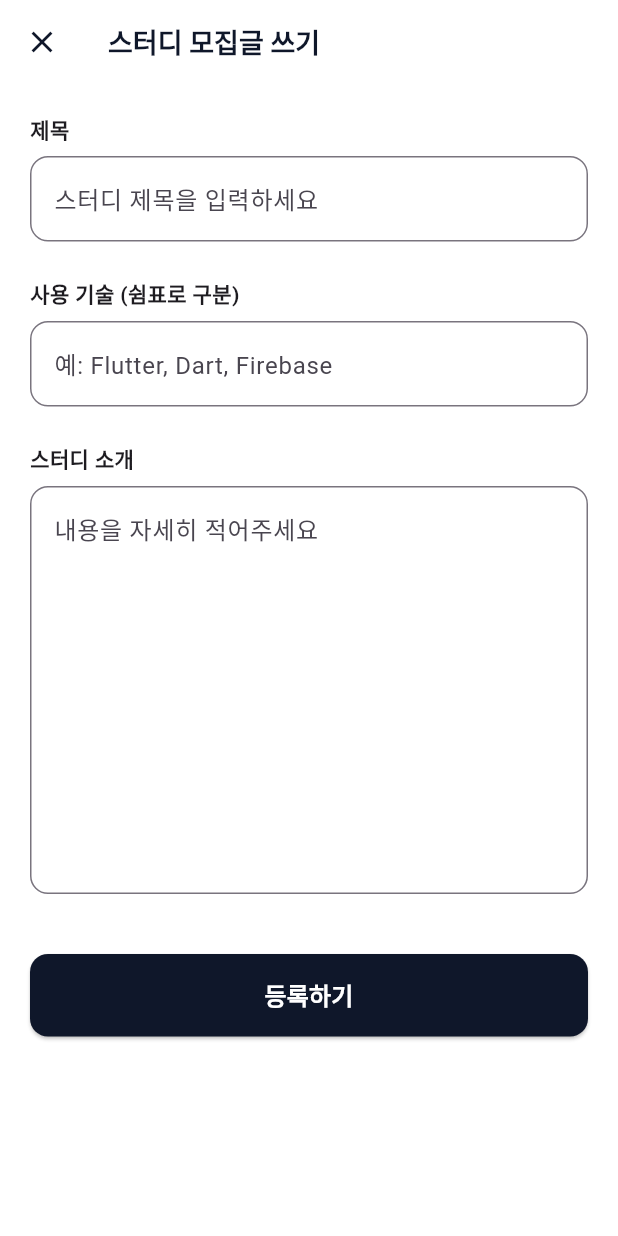
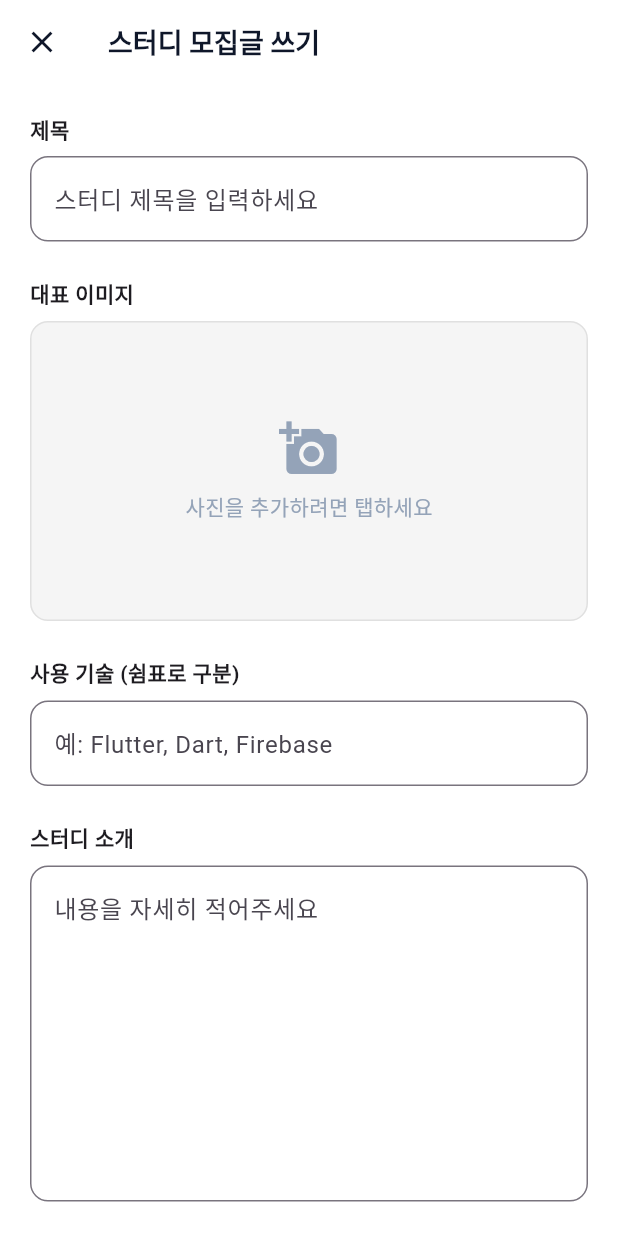
Before and after one commit to sagming40/dev_mate, a Flutter app: the StudyCreateScreen screen opened directly, on a phone screen of 412 x 824 dp. Run offline on Flutter 3.47's test engine with Material 3 defaults, Android fonts, the phone set to English and light mode, and no system bars; our stand-ins replace cloud_firestore, firebase_auth, firebase_core, firebase_storage, google_sign_in, image_picker; accounts and stored records are empty; Roboto replaces fonts that are missing (Pretendard).

Commit message:
feat: Step 4 완료 - Firebase Storage 이미지 연동 및 게시글 삭제 기능 구현
[Step 3.5 & 4 개발 완료 보고]

1. 게시글 관리 기능 고도화 (Step 3.5):
   - docId 파라미터 전달 로직 구현으로 상세 페이지 내 삭제 기능(Delete) 활성화
   - showDialog를 이용한 삭제 전 사용자 확인 프로세스 추가

2. 이미지 처리 인프라 구축 (Step 4):
   - Firebase Storage 설정 (asia-northeast3 리전) 및 보안 규칙 적용
   - image_picker 패키지를 활용한 로컬 이미지 선택 기능 구현

3. 클라우드 이미지 연동 로직:
   - 선택된 이미지를 Firebase Storage에 업로드 후 Download URL 추출
   - Firestore 데이터 구조에 'imageUrl' 필드 추가 및 연동 완료

4. UI/UX 개선:
   - ListView(StudyCard) 및 StudyDetailScreen에 Image.network 적용
   - 이미지 유무에 따른 동적 레이아웃 처리 (if-null check)

```diff
--- /dev/null
+++ b/REVIEW/README(Step 4).txt
@@ -0,0 +1,47 @@
+🚀 Step 3.5 & 4 통합 복기: "데이터의 완성"
+이번 단계는 단순히 기능을 넣는 걸 넘어,
+CRUD(생성, 조회, 수정, 삭제)의 완성도를 높이고
+멀티미디어(이미지)를 다루기 시작했다는 점에서 의미가 커.
+
+
+🛠️ 추가된 핵심 기능 및 로직 정리
+
+X) 기능
+> 핵심 도구 (Package)
++ 로직 요약
+
+1) 게시글 삭제
+> cloud_firestore
++ doc(docId).delete()를 호출해 서버에서 즉시 제거.
+  삭제 전 AlertDialog로 사용자 확인.
+
+2) 이미지 선택
+> image_picker
++ ImageSource.gallery를 통해 내 폰의 사진첩을 열고 파일(File)로 가져옴.
+
+3) 이미지 업로드
+> firebase_storage
++ 고른 파일을 putFile()로 서버 전송. 고유한 주소(DownloadURL)를 따옴.
+
+4) 이미지 연동
+> Firestore + Storage
++ 받아온 사진 주소(URL)를 Firestore 문서의 imageUrl 필드에 텍스트로 저장.
+
+5) 이미지 출력
+> Image.network()
++ 저장된 URL을 읽어와서 리스트와 상세 페이지에 실제 사진으로 렌더링.
+
+
+🧠 민규를 위한 기술 포인트 (복습!)
+
+1. 데이터 전달의 연쇄:
+> 리스트에서 글을 누를 때
+  내용(data)과 이름표(docId)를 함께 넘겨줘야 상세 페이지에서 '삭제'나 '수정'을 할 수 있다는 걸 배웠어.
+
+2. 비동기 처리(Async/Await)
+> 사진을 올리거나 글을 지우는 건 시간이 걸리는 '배달' 작업이야.
+  그래서 await를 써서 작업이 끝날 때까지 기다려주는 게 필수야.
+
+3. 조건부 렌더링 (Conditional Rendering)
+> if (data['imageUrl'] != null) 코드를 통해 사진이 있는 글은 예쁘게 사진을 보여주고,
+  없는 글은 텍스트만 보여주도록 예외 처리를 완벽하게 했어.
--- a/lib/features/study/study_create_screen.dart
+++ b/lib/features/study/study_create_screen.dart
@@ -1,9 +1,11 @@
+import 'dart:io'; // 파일 처리를 위해 필수
 import 'package:flutter/material.dart';
 import '../../shared/constants/app_colors.dart';
-import 'package:cloud_firestore/cloud_firestore.dart'; // 1. Firestore 임포트
-import 'package:firebase_auth/firebase_auth.dart'; // 2. Auth 임포트
+import 'package:cloud_firestore/cloud_firestore.dart';
+import 'package:firebase_auth/firebase_auth.dart';
+import 'package:image_picker/image_picker.dart'; // 이미지 선택 도구
+import 'package:firebase_storage/firebase_storage.dart'; // 이미지 저장 창고
 
-// 3. StatefulWidget으로 변경 (입력값 제어를 위해)
 class StudyCreateScreen extends StatefulWidget {
   const StudyCreateScreen({super.key});
 
@@ -12,21 +14,38 @@ class StudyCreateScreen extends StatefulWidget {
 }
 
 class _StudyCreateScreenState extends State<StudyCreateScreen> {
-  // 4. 입력창의 글자를 읽어오기 위한 컨트롤러들
+  // 1. 상태 관리 변수들
+  File? _pickedImage; // 폰에서 선택한 이미지 파일
+  final ImagePicker _picker = ImagePicker();
+
   final TextEditingController _titleController = TextEditingController();
   final TextEditingController _tagsController = TextEditingController();
   final TextEditingController _contentController = TextEditingController();
 
-  bool _isLoading = false; // 등록 중일 때 중복 클릭 방지용
+  bool _isLoading = false; // 저장 중 로딩 상태 표시
 
-  // 5. 데이터를 저장하는 핵심 함수
+  // 2. 갤러리에서 이미지 가져오는 함수
+  Future<void> _pickImage() async {
+    final XFile? image = await _picker.pickImage(
+      source: ImageSource.gallery,
+      imageQuality: 50, // 용량 최적화를 위해 화질 조정
+    );
+
+    if (image != null) {
+      setState(() {
+        _pickedImage = File(image.path);
+      });
+    }
+  }
+
+  // 3. 이미지 업로드 + 데이터 저장 함수
   Future<void> _saveStudy() async {
     final title = _titleController.text.trim();
     final tagsString = _tagsController.text.trim();
     final content = _contentController.text.trim();
     final user = FirebaseAuth.instance.currentUser;
 
-    // 간단한 유효성 검사
+    // 유효성 검사
     if (title.isEmpty || content.isEmpty) {
       ScaffoldMessenger.of(
         context,
@@ -34,27 +53,43 @@ class _StudyCreateScreenState extends State<StudyCreateScreen> {
       return;
     }
 
-    setState(() => _isLoading = true); // 로딩 시작
+    setState(() => _isLoading = true);
 
     try {
-      // 쉼표로 구분된 태그를 리스트로 만들기 (예: "Flutter, Dart" -> ["Flutter", "Dart"])
+      String? imageUrl;
+
+      // [이미지 업로드 로직] 선택된 이미지가 있다면 Storage에 먼저 업로드
+      if (_pickedImage != null) {
+        final ref = FirebaseStorage.instance
+            .ref()
+            .child('study_images') // 폴더 이름
+            .child(
+              '${DateTime.now().millisecondsSinceEpoch}.jpg',
+            ); // 겹치지 않는 파일명
+
+        await ref.putFile(_pickedImage!); // 파일 전송
+        imageUrl = await ref.getDownloadURL(); // 업로드된 사진의 인터넷 주소 따오기
+      }
+
+      // 태그 리스트 변환
       List<String> tags = tagsString
           .split(',')
           .map((e) => e.trim())
           .where((e) => e.isNotEmpty)
           .toList();
 
-      // Firestore에 데이터 추가
+      // [Firestore 저장] 이미지 URL을 포함하여 저장
       await FirebaseFirestore.instance.collection('studies').add({
         'title': title,
         'tags': tags,
         'content': content,
+        'imageUrl': imageUrl, // 서버에 저장된 사진 주소
         'author': user?.displayName ?? '익명 개발자',
         'authorId': user?.uid,
-        'createdAt': FieldValue.serverTimestamp(), // 서버 시간 기준
+        'createdAt': FieldValue.serverTimestamp(),
       });
 
-      if (mounted) Navigator.pop(context); // 성공하면 리스트 화면으로 가기
+      if (mounted) Navigator.pop(context); // 성공 시 뒤로가기
     } catch (e) {
       if (mounted) {
         ScaffoldMessenger.of(
@@ -62,7 +97,7 @@ class _StudyCreateScreenState extends State<StudyCreateScreen> {
         ).showSnackBar(SnackBar(content: Text('저장 실패: $e')));
       }
     } finally {
-      if (mounted) setState(() => _isLoading = false); // 로딩 끝
+      if (mounted) setState(() => _isLoading = false);
     }
   }
 
@@ -88,10 +123,11 @@ class _StudyCreateScreenState extends State<StudyCreateScreen> {
         child: Column(
           crossAxisAlignment: CrossAxisAlignment.start,
           children: [
+            // --- 제목 입력 ---
             const Text('제목', style: TextStyle(fontWeight: FontWeight.bold)),
             const SizedBox(height: 8),
             TextField(
-              controller: _titleController, // 컨트롤러 연결
+              controller: _titleController,
               decoration: InputDecoration(
                 hintText: '스터디 제목을 입력하세요',
                 border: OutlineInputBorder(
@@ -100,13 +136,52 @@ class _StudyCreateScreenState extends State<StudyCreateScreen> {
               ),
             ),
             const SizedBox(height: 24),
+
+            // --- 이미지 선택 영역 ---
+            const Text('대표 이미지', style: TextStyle(fontWeight: FontWeight.bold)),
+            const SizedBox(height: 8),
+            GestureDetector(
+              onTap: _isLoading ? null : _pickImage,
+              child: Container(
+                width: double.infinity,
+                height: 200,
+                decoration: BoxDecoration(
+                  color: Colors.grey.shade100,
+                  borderRadius: BorderRadius.circular(12),
+                  border: Border.all(color: Colors.grey.shade300),
+                ),
+                child: _pickedImage != null
+                    ? ClipRRect(
+                        borderRadius: BorderRadius.circular(12),
+                        child: Image.file(_pickedImage!, fit: BoxFit.cover),
+                      )
+                    : const Column(
+                        mainAxisAlignment: MainAxisAlignment.center,
+                        children: [
+                          Icon(
+                            Icons.add_a_photo,
+                            color: AppColors.textHint,
+                            size: 40,
+                          ),
+                          SizedBox(height: 8),
+                          Text(
+                            '사진을 추가하려면 탭하세요',
+                            style: TextStyle(color: AppColors.textHint),
+                          ),
+                        ],
+                      ),
+              ),
+            ),
+            const SizedBox(height: 24),
+
+            // --- 태그 입력 ---
             const Text(
               '사용 기술 (쉼표로 구분)',
               style: TextStyle(fontWeight: FontWeight.bold),
             ),
             const SizedBox(height: 8),
             TextField(
-              controller: _tagsController, // 컨트롤러 연결
+              controller: _tagsController,
               decoration: InputDecoration(
                 hintText: '예: Flutter, Dart, Firebase',
                 border: OutlineInputBorder(
@@ -115,11 +190,13 @@ class _StudyCreateScreenState extends State<StudyCreateScreen> {
               ),
             ),
             const SizedBox(height: 24),
+
+            // --- 내용 입력 ---
             const Text('스터디 소개', style: TextStyle(fontWeight: FontWeight.bold)),
             const SizedBox(height: 8),
             TextField(
-              controller: _contentController, // 컨트롤러 연결
-              maxLines: 10,
+              controller: _contentController,
+              maxLines: 8,
               decoration: InputDecoration(
                 hintText: '내용을 자세히 적어주세요',
                 border: OutlineInputBorder(
@@ -128,10 +205,11 @@ class _StudyCreateScreenState extends State<StudyCreateScreen> {
               ),
             ),
             const SizedBox(height: 40),
+
+            // --- 등록 버튼 ---
             SizedBox(
               width: double.infinity,
               child: ElevatedButton(
-                // 6. 로딩 중이면 버튼 비활성화, 아니면 _saveStudy 실행
                 onPressed: _isLoading ? null : _saveStudy,
                 style: ElevatedButton.styleFrom(
                   backgroundColor: AppColors.primary,
@@ -141,9 +219,7 @@ class _StudyCreateScreenState extends State<StudyCreateScreen> {
                   ),
                 ),
                 child: _isLoading
-                    ? const CircularProgressIndicator(
-                        color: Colors.white,
-                      ) // 로딩 중일 때 표시
+                    ? const CircularProgressIndicator(color: Colors.white)
                     : const Text(
                         '등록하기',
                         style: TextStyle(
--- a/pubspec.yaml
+++ b/pubspec.yaml
@@ -38,6 +38,8 @@ dependencies:
   firebase_auth: ^6.5.1
   google_sign_in: 6.2.1 # [수정] ^ 기호를 빼서 딱 이 버전만 쓰게 고정!
   cloud_firestore: ^6.4.1
+  image_picker: ^1.2.2
+  firebase_storage: ^13.4.1
 
 dev_dependencies:
   flutter_test:
```
Also changed, not shown: lib/features/study/study_detail_screen.dart (+17 -10 lines), lib/features/study/study_list_screen.dart (+15 -0 lines), pubspec.lock, 5 other files.
